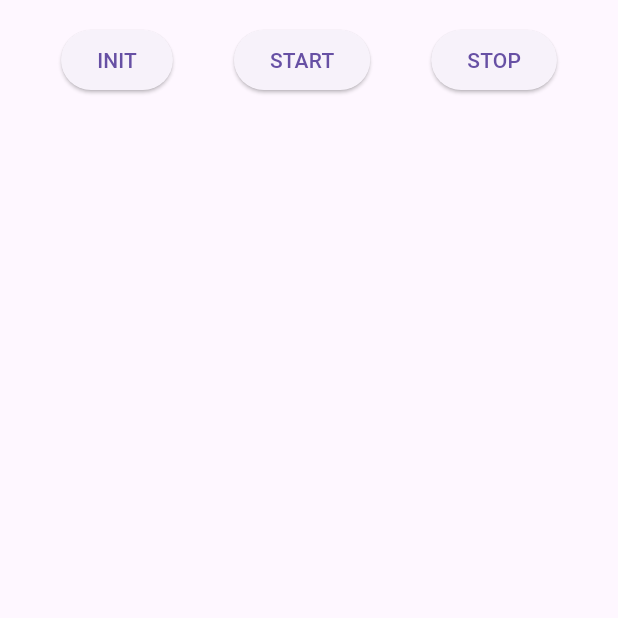
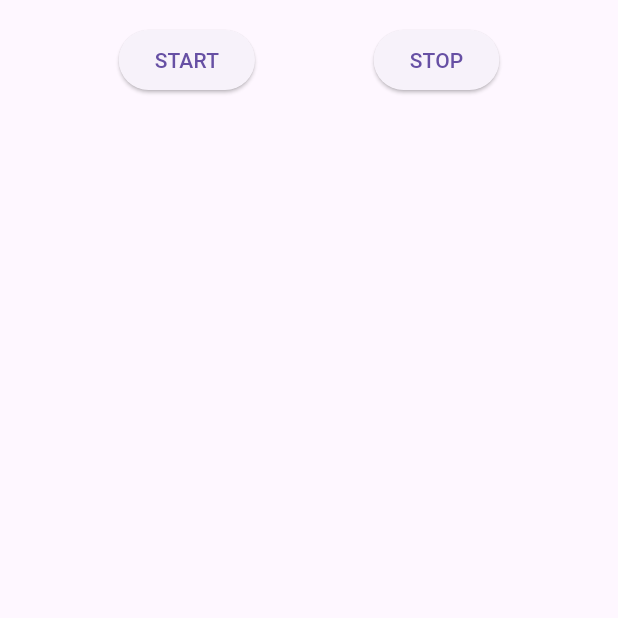
Before and after one commit to qiuxiang/flutter-sound-recording, a Flutter app: the screen it shows after launch, after a tap on "START", on a phone screen of 412 x 824 dp, the top half of it. Run offline on Flutter 3.47's test engine with Material 2 defaults, Android fonts, the phone set to English and light mode, and no system bars; our stand-ins replace permission_handler; missing offline and left inert: pigeon; statements that could not run were skipped.

Commit message:
Merge init() to start()

```diff
--- a/example/lib/main.dart
+++ b/example/lib/main.dart
@@ -1,9 +1,7 @@
 import 'dart:async';
-import 'dart:math';
 import 'dart:ui';
 
 import 'package:flutter/material.dart';
-
 import 'package:permission_handler/permission_handler.dart';
 import 'package:sound_recording/sound_recording.dart';
 
@@ -34,7 +32,12 @@ class _AppState extends State<App> {
     return MaterialApp(
       theme: ThemeData.light(useMaterial3: true),
       darkTheme: ThemeData.dark(useMaterial3: true),
-      home: Scaffold(
+      home: WillPopScope(
+        onWillPop: () async {
+          await SoundRecording.stop();
+          return true;
+        },
+        child: Scaffold(
           appBar: AppBar(
             toolbarHeight: 0,
             backgroundColor: Theme.of(context).scaffoldBackgroundColor,
@@ -45,14 +48,10 @@ class _AppState extends State<App> {
               ElevatedButton(
                 onPressed: () async {
                   if (await Permission.microphone.request().isGranted) {
-                  SoundRecording.init(sampleRate: 8000, bufferSize: 1024);
+                    SoundRecording.start(sampleRate: 8000, bufferSize: 1024);
                   }
                 },
-              child: const Text('INIT'),
-            ),
-            const ElevatedButton(
-              onPressed: SoundRecording.start,
-              child: Text('START'),
+                child: const Text('START'),
               ),
               const ElevatedButton(
                 onPressed: SoundRecording.stop,
@@ -72,6 +71,7 @@ class _AppState extends State<App> {
               ),
             ),
           ]),
+        ),
       ),
     );
   }
@@ -106,7 +106,13 @@ class WaveformPainter extends CustomPainter {
       x += slice;
       return offset;
     });
-    canvas.drawPoints(PointMode.lines, points.toList(), Paint());
+    canvas.drawPoints(
+      PointMode.lines,
+      points.toList(),
+      Paint()
+        ..strokeWidth = 1
+        ..color = Colors.black54,
+    );
   }
 
   @override
--- a/lib/pigeon.dart
+++ b/lib/pigeon.dart
@@ -11,10 +11,7 @@ import 'package:pigeon/pigeon.dart';
 @HostApi()
 abstract class SoundRecordingApi {
   @async
-  void init(int bufferSize, int sampleRate);
-
-  @async
-  void start();
+  void start(int bufferSize, int sampleRate);
 
   @async
   void stop();
--- a/lib/sound_recording.dart
+++ b/lib/sound_recording.dart
@@ -7,16 +7,12 @@ void Function(List<int>)? onDataCallback;
 _Handler? _handler;
 
 class SoundRecording {
-  static Future<void> init({int bufferSize = 8192, int sampleRate = 44100}) {
+  static Future<void> start({int bufferSize = 8192, int sampleRate = 44100}) {
     if (_handler == null) {
       _handler = _Handler();
       SoundRecordingHandler.setup(_handler);
     }
-    return _api.init(bufferSize, sampleRate);
-  }
-
-  static Future<void> start() {
-    return _api.start();
+    return _api.start(bufferSize, sampleRate);
   }
 
   static Future<void> stop() {
```
Also changed, not shown: 1 other file. Lines whose indentation alone changed are shown as unchanged.
